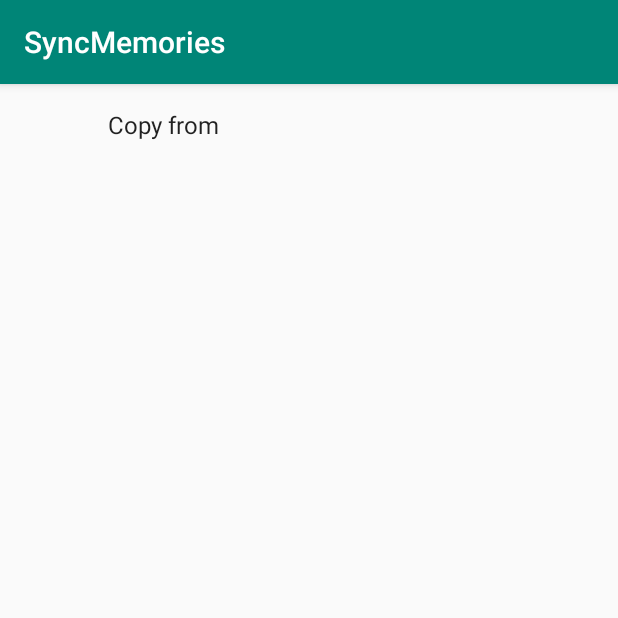
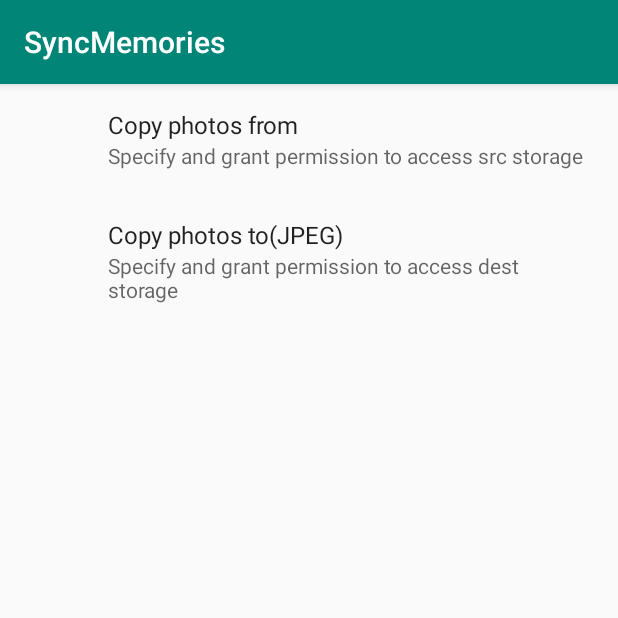
Before and after one commit to muojp/sync-memories, an Android app: the screen it shows after launch (MainActivity), on a phone screen of 412 x 824 dp, the top half of it. Run offline under Robolectric (Android 15) with nearby library versions, the light colour scheme and no system bars; our stand-ins replace androidx.preference; libraries missing offline, so code that uses them is left out: permissions.dispatcher; 2 statements that could not run were skipped.

Commit message:
WIP
 - Getting better

```diff
--- a/app/src/main/java/jp/muo/syncmemories/MainActivity.kt
+++ b/app/src/main/java/jp/muo/syncmemories/MainActivity.kt
@@ -9,7 +9,6 @@
 import android.util.Log
 import android.widget.TextView
 import android.widget.Toast
-import androidx.core.content.ContextCompat
 import kotlinx.android.synthetic.main.activity_main.*
 import permissions.dispatcher.NeedsPermission
 import permissions.dispatcher.RuntimePermissions
@@ -30,7 +29,7 @@
 
 
     fun chooseTargetDirectory() {
-        startActivityForResult(Intent(Intent.ACTION_OPEN_DOCUMENT_TREE), 44);
+        startActivityForResult(Intent(Intent.ACTION_OPEN_DOCUMENT_TREE), 44)
     }
 
     override fun onCreate(savedInstanceState: Bundle?) {
@@ -42,22 +41,4 @@
         setContentView(R.layout.activity_main)
         PicturesSyncService.invoke(this)
     }
-
-    /*
-    public override fun onActivityResult(requestCode: Int, resultCode: Int, resultData: Intent?) {
-        if (resultCode != Activity.RESULT_OK)
-            return
-        val treeUri = resultData!!.data as Uri
-        Log.d(TAG, treeUri.toString())
-        val pickedDir = DocumentFile.fromTreeUri(this, treeUri)
-        grantUriPermission(
-            packageName,
-            treeUri,
-            Intent.FLAG_GRANT_READ_URI_PERMISSION or Intent.FLAG_GRANT_WRITE_URI_PERMISSION
-        )
-        contentResolver.takePersistableUriPermission(
-            treeUri,
-            Intent.FLAG_GRANT_READ_URI_PERMISSION or Intent.FLAG_GRANT_WRITE_URI_PERMISSION
-        )
-    }*/
 }
--- a/app/src/main/res/xml/preferences.xml
+++ b/app/src/main/res/xml/preferences.xml
@@ -1,8 +1,11 @@
 <?xml version="1.0" encoding="utf-8"?>
 <PreferenceScreen xmlns:app="http://schemas.android.com/apk/res-auto">
-<Preference
-    app:key="srcRoot"
-    app:title="Copy from">
-
-</Preference>
+    <EditTextPreference
+        app:key="srcRoot"
+        app:title="Copy photos from"
+        app:summary="Specify and grant permission to access src storage"/>
+    <EditTextPreference
+        app:key="destRoot"
+        app:title="Copy photos to(JPEG)"
+        app:summary="Specify and grant permission to access dest storage"/>
 </PreferenceScreen>
```
Also changed, not shown: app/src/main/java/jp/muo/syncmemories/PictureSyncService.kt (+4 -3 lines), app/src/main/java/jp/muo/syncmemories/SettingsFragment.kt (+49 -13 lines).
